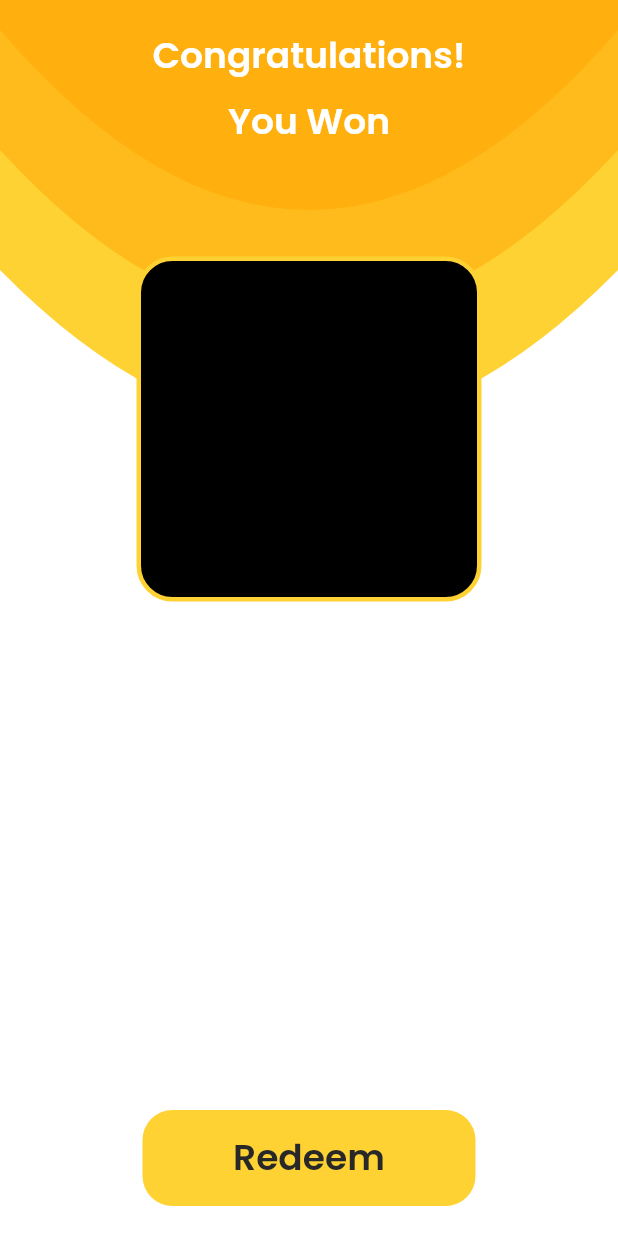
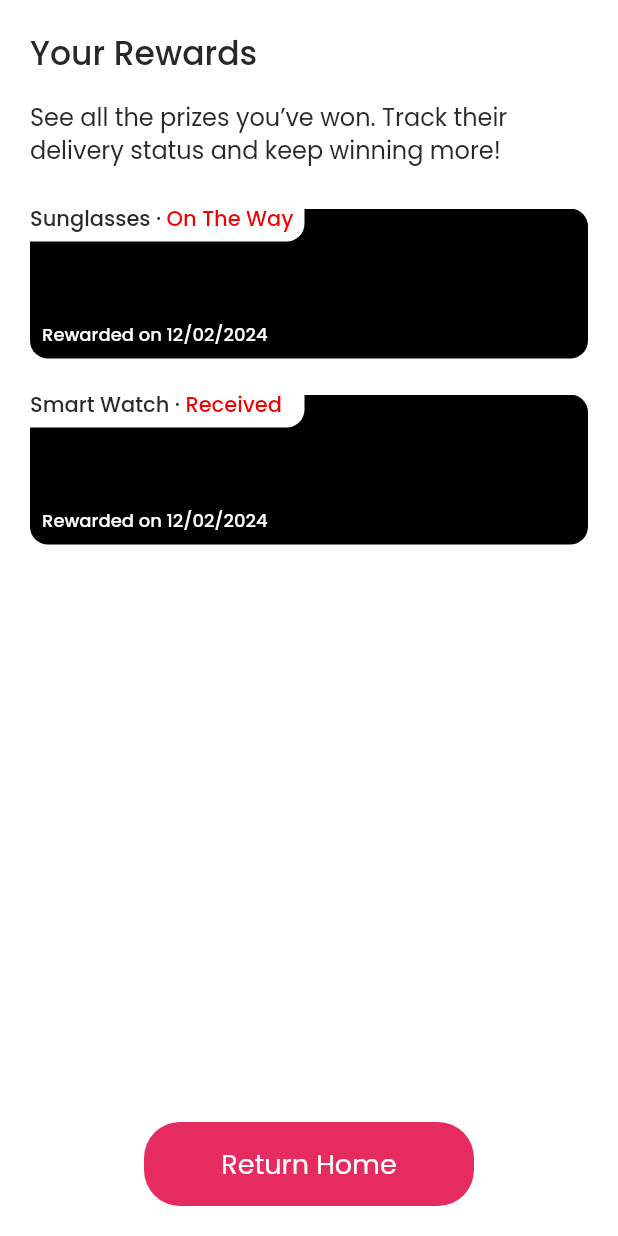
Before and after one commit to Millionpixels-tech/gifts, a Flutter app: the screen it shows after launch, on a phone screen of 412 x 824 dp. Run offline on Flutter 3.47's test engine with Material 3 defaults, Android fonts, the light colour scheme and no system bars; our stand-ins replace confetti, flutter_svg, go_router, google_fonts.

Commit message:
created rewards page

```diff
--- a/lib/router/router.dart
+++ b/lib/router/router.dart
@@ -6,6 +6,7 @@ import 'package:gifts/screens/auth/signup_page.dart';
 import 'package:gifts/screens/congratulations_page.dart';
 import 'package:gifts/screens/home_page.dart';
 import 'package:gifts/screens/pick_box_page.dart';
+import 'package:gifts/screens/your_rewards_page.dart';
 import 'package:go_router/go_router.dart';
 
 class RouterClass{
@@ -16,7 +17,7 @@ class RouterClass{
       name: RouterNames.login,
       pageBuilder: (context, state) {
           return NoTransitionPage(
-              child: const CongratulationsPage(),
+              child: const YourRewardsPage(),
           );
         },
       ),
--- a/lib/screens/pick_box_page.dart
+++ b/lib/screens/pick_box_page.dart
@@ -15,7 +15,7 @@ class PickBoxPage extends StatefulWidget {
 class _PickBoxPageState extends State<PickBoxPage> {
   int _countdown = 10;
   late Timer _timer;
-  bool? isFound = false;
+  bool? isFound;
 
   @override
   void initState() {
@@ -45,6 +45,15 @@ class _PickBoxPageState extends State<PickBoxPage> {
   Widget build(BuildContext context) {
     final textTheme = Theme.of(context).textTheme;
     final colorScheme = Theme.of(context).colorScheme;
+    Color progressColor;
+    if (_countdown <= 3) {
+      progressColor = colorScheme.primary;
+    } else if (_countdown <= 5) {
+      progressColor = LightThemeAppColors.starColour;
+    } else {
+      progressColor = Colors.greenAccent;
+    }
+
     return Scaffold(
       body: SingleChildScrollView(
         child: Column(
@@ -112,7 +121,7 @@ class _PickBoxPageState extends State<PickBoxPage> {
                                   value: isFound == null ? _countdown / 10 : 0,
                                   strokeWidth: 5,
                                   backgroundColor: Colors.grey.shade300,
-                                  color: Colors.greenAccent,
+                                  color: progressColor,
                                 ),
                               ),
                               Text(
--- /dev/null
+++ b/lib/screens/your_rewards_page.dart
@@ -0,0 +1,138 @@
+import 'package:flutter/material.dart';
+import 'package:gifts/common_widgets/submit_button_widget.dart';
+
+class YourRewardsPage extends StatefulWidget {
+  const YourRewardsPage({super.key});
+
+  @override
+  State<YourRewardsPage> createState() => _YourRewardsPageState();
+}
+
+class _YourRewardsPageState extends State<YourRewardsPage> {
+  @override
+  Widget build(BuildContext context) {
+    final textTheme = Theme.of(context).textTheme;
+    final colorScheme = Theme.of(context).colorScheme;
+    return Scaffold(
+      body: Padding(
+        padding: EdgeInsets.all(20),
+        child: Column(
+          crossAxisAlignment: CrossAxisAlignment.start,
+          children: [
+            Text(
+              'Your Rewards',
+              style: textTheme.headlineSmall?.copyWith(fontSize: 22),
+            ),
+            SizedBox(
+              height: 16,
+            ),
+            Text(
+              'See all the prizes you’ve won. Track their delivery status and keep winning more!',
+              style: textTheme.titleMedium,
+            ),
+            SizedBox(
+              height: 28,
+            ),
+            Stack(
+              children: [
+                Container(
+                  height: 100,
+                  decoration: BoxDecoration(
+                    color: Colors.black,
+                    borderRadius: BorderRadius.circular(12),
+                  ),
+                  child: Padding(
+                    padding: const EdgeInsets.all(8.0),
+                    child: Align(
+                        alignment: Alignment.bottomLeft,
+                        child: Text(
+                          'Rewarded on 12/02/2024',
+                          style: textTheme.labelMedium
+                              ?.copyWith(color: colorScheme.onPrimaryFixed),
+                        )),
+                  ),
+                ),
+                Positioned(
+                    top: -9,
+                    child: Container(
+                      height: 31,
+                      width: 183,
+                      decoration: BoxDecoration(
+                          color: colorScheme.onPrimaryFixed,
+                          borderRadius: BorderRadius.only(
+                              bottomRight: Radius.circular(12))),
+                      child: Row(
+                        children: [
+                          Text(
+                            'Sunglasses · ',
+                            style: textTheme.titleSmall,
+                          ),
+                          Text('On The Way',
+                              style: textTheme.titleSmall?.copyWith(
+                                color: colorScheme.onError,
+                              )),
+                        ],
+                      ),
+                    ))
+              ],
+            ),
+            SizedBox(
+              height: 24,
+            ),
+            Stack(
+              children: [
+                Container(
+                  height: 100,
+                  decoration: BoxDecoration(
+                    color: Colors.black,
+                    borderRadius: BorderRadius.circular(12),
+                  ),
+                  child: Padding(
+                    padding: const EdgeInsets.all(8.0),
+                    child: Align(
+                        alignment: Alignment.bottomLeft,
+                        child: Text(
+                          'Rewarded on 12/02/2024',
+                          style: textTheme.labelMedium
+                              ?.copyWith(color: colorScheme.onPrimaryFixed),
+                        )),
+                  ),
+                ),
+                Positioned(
+                    top: -9,
+                    child: Container(
+                      height: 31,
+                      width: 183,
+                      decoration: BoxDecoration(
+                          color: colorScheme.onPrimaryFixed,
+                          borderRadius: BorderRadius.only(
+                              bottomRight: Radius.circular(12))),
+                      child: Row(
+                        children: [
+                          Text(
+                            'Smart Watch · ',
+                            style: textTheme.titleSmall,
+                          ),
+                          Text('Received',
+                              style: textTheme.titleSmall?.copyWith(
+                                color: colorScheme.onError,
+                              )),
+                        ],
+                      ),
+                    ))
+              ],
+            ),
+            Spacer(),
+            Center(
+                child: SubmitButtonWidget(
+                    buttonHeight: 56,
+                    buttonWidth: 220,
+                    text: 'Return Home',
+                    hasIcon: false,
+                    buttonIconUrl: ' '))
+          ],
+        ),
+      ),
+    );
+  }
+}
```
